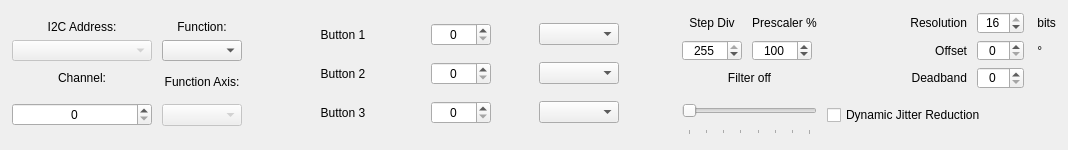
Before: the Qt Designer form src/widgets/axes/axesextended.ui in invictuscockpits/HOTASConfigurator, drawn with Qt 5.
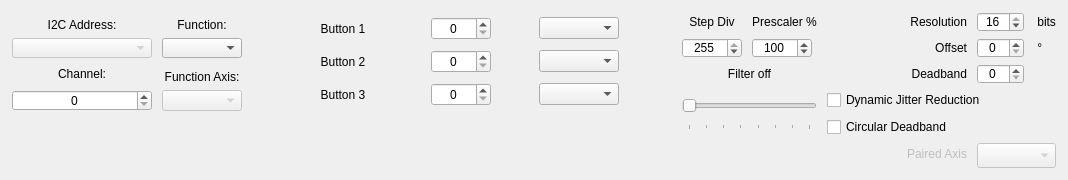
After: the same form once the commit is applied. Custom widgets are drawn as their Qt base class.

Commit message: Circular deadband initial

```diff
--- a/src/widgets/axes/axesextended.ui
+++ b/src/widgets/axes/axesextended.ui
@@ -7,19 +7,19 @@
     <x>0</x>
     <y>0</y>
     <width>1068</width>
-    <height>150</height>
+    <height>180</height>
    </rect>
   </property>
   <property name="minimumSize">
    <size>
     <width>0</width>
-    <height>150</height>
+    <height>180</height>
    </size>
   </property>
   <property name="maximumSize">
    <size>
     <width>16777215</width>
-    <height>150</height>
+    <height>180</height>
    </size>
   </property>
   <property name="windowTitle">
@@ -661,6 +661,39 @@
         </property>
        </widget>
       </item>
+      <item row="4" column="5" colspan="3">
+       <widget class="QCheckBox" name="checkBox_CircularDeadband">
+        <property name="text">
+         <string>Circular Deadband</string>
+        </property>
+       </widget>
+      </item>
+      <item row="5" column="5">
+       <widget class="QLabel" name="text_pairedAxis">
+        <property name="enabled">
+         <bool>false</bool>
+        </property>
+        <property name="text">
+         <string>Paired Axis</string>
+        </property>
+        <property name="alignment">
+         <set>Qt::AlignmentFlag::AlignRight|Qt::AlignmentFlag::AlignTrailing|Qt::AlignmentFlag::AlignVCenter</set>
+        </property>
+       </widget>
+      </item>
+      <item row="5" column="6" colspan="2">
+       <widget class="QComboBox" name="comboBox_PairedAxis">
+        <property name="enabled">
+         <bool>false</bool>
+        </property>
+        <property name="minimumSize">
+         <size>
+          <width>60</width>
+          <height>25</height>
+         </size>
+        </property>
+       </widget>
+      </item>
      </layout>
     </widget>
    </item>
```
The commit also changes 7 other files.
